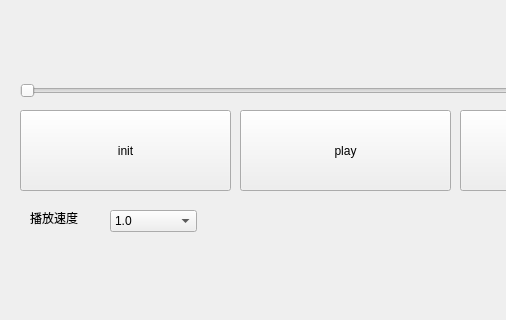
Qt form clientUI.ui (chuchong/RTP) before a commit; both pictures show x 0 to 506 and y 280 to 600 of the 889 by 600 pixel window.
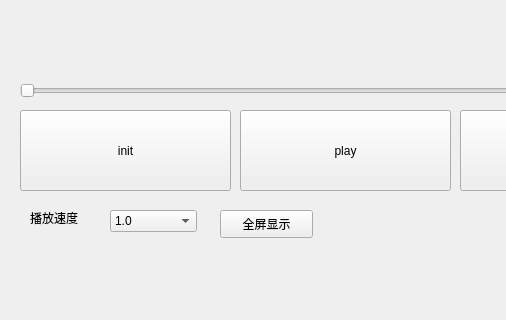
The same form after that commit.

Commit message: feature 全屏展示 bug 连续全屏两次会闪退

Diff of the .ui file:
```diff
--- a/clientUI.ui
+++ b/clientUI.ui
@@ -140,6 +140,19 @@
      <string>播放速度</string>
     </property>
    </widget>
+   <widget class="QPushButton" name="fullScreen">
+    <property name="geometry">
+     <rect>
+      <x>220</x>
+      <y>490</y>
+      <width>93</width>
+      <height>28</height>
+     </rect>
+    </property>
+    <property name="text">
+     <string>全屏显示</string>
+    </property>
+   </widget>
   </widget>
   <widget class="QMenuBar" name="menubar">
    <property name="geometry">
```
The commit also changes 7 other files.
